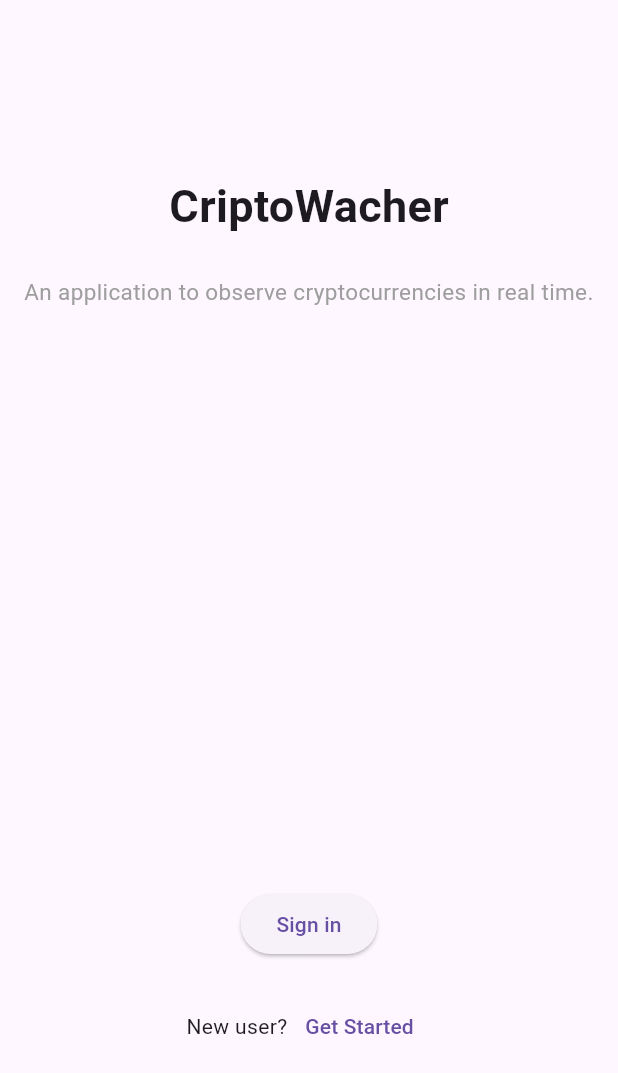
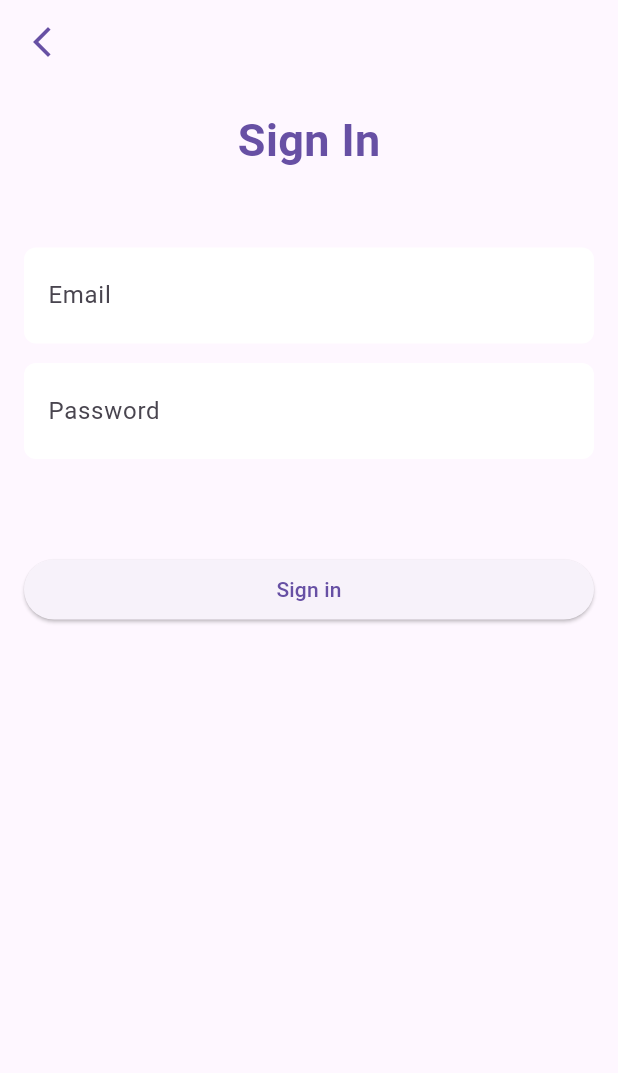
Before and after one commit to boanergepro/crypto-watcher-app, a Flutter app: the screen it shows after launch, after a tap on "Sign in", on a phone screen of 412 x 824 dp. Shown: the top 1073 px of the screen. Run offline on Flutter 3.47's test engine with Material 3 defaults, Android fonts, the phone set to English and light mode, and no system bars; our stand-ins replace dartz, dio, equatable, go_router, syncfusion_flutter_charts.

Commit message:
add login and sign up logic

```diff
--- a/lib/src/app.dart
+++ b/lib/src/app.dart
@@ -1,5 +1,5 @@
 import 'package:cripto_wacher/src/core/routes/routes.dart';
-import 'package:cripto_wacher/src/presentation/controllers/auth/sign_up_controller.dart';
+import 'package:cripto_wacher/src/presentation/controllers/auth/auth_controller.dart';
 import 'package:cripto_wacher/src/presentation/controllers/binance/binance_controller.dart';
 import 'package:flutter/material.dart';
 import 'package:provider/provider.dart';
@@ -11,7 +11,7 @@ class App extends StatelessWidget {
   Widget build(BuildContext context) {
     return MultiProvider(
       providers: [
-        ChangeNotifierProvider(create: (context) => SignUpController()),
+        ChangeNotifierProvider(create: (context) => AuthController()),
         ChangeNotifierProvider(create: (context) => BinanceController()),
       ],
       child: MaterialApp.router(
--- a/lib/src/core/routes/routes.dart
+++ b/lib/src/core/routes/routes.dart
@@ -1,8 +1,8 @@
 import 'package:cripto_wacher/src/presentation/screens/detail_chart_screen.dart';
 import 'package:cripto_wacher/src/presentation/screens/home_screen.dart';
+import 'package:cripto_wacher/src/presentation/screens/sign_in_screen.dart';
 import 'package:cripto_wacher/src/presentation/screens/sign_up_screen.dart';
 import 'package:cripto_wacher/src/presentation/screens/welcome_screen.dart';
-import 'package:flutter/material.dart';
 import 'package:go_router/go_router.dart';
 
 final router = GoRouter(
@@ -14,7 +14,7 @@ final router = GoRouter(
     ),
     GoRoute(
       path: '/sign-in',
-      builder: (context, _) => const Text('Sign in'),
+      builder: (context, _) => const SignInScreen(),
     ),
     GoRoute(
       path: '/sign-up',
--- /dev/null
+++ b/lib/src/domain/entities/user.dart
@@ -0,0 +1,11 @@
+import 'package:equatable/equatable.dart';
+
+class User extends Equatable {
+  final String email;
+  final String password;
+
+  const User({required this.email, required this.password});
+
+  @override
+  List<Object?> get props => [email, password];
+}
--- a/lib/src/presentation/controllers/auth/sign_up_controller.dart
+++ /dev/null
@@ -1,77 +0,0 @@
-import 'dart:async';
-import 'dart:convert';
-
-import 'package:cripto_wacher/src/core/utils/validate_email.dart';
-import 'package:cripto_wacher/src/data/repositories/binance_repository.dart';
-import 'package:cripto_wacher/src/domain/repositories/binance_repository.dart';
-import 'package:cripto_wacher/src/domain/usecases/currencies.dart';
-import 'package:flutter/material.dart';
-import 'package:go_router/go_router.dart';
-import 'package:web_socket_channel/web_socket_channel.dart';
-
-import '../../../data/datasources/binance_remote_data_source.dart';
-
-
-class SignUpController with ChangeNotifier {
-  final IBinanceRemoteDataSource _remoteDataSource = BinanceRemoteDataSource();
-  late final DomainBinanceRepository _domainBinanceRepository;
-  late final CurrencyUseCase _usecase;
-
-  SignUpController() {
-    _domainBinanceRepository = DataBinanceRepository(_remoteDataSource);
-    _usecase = CurrencyUseCase(_domainBinanceRepository);
-  }
-
-  // controller for text fields
-
-  TextEditingController emailController = TextEditingController();
-
-  TextEditingController passwordController = TextEditingController();
-
-  TextEditingController confirmPasswordController = TextEditingController();
-
-  // error message fields
-  String? errorEmailText;
-  String? errorPasswordText;
-
-  // validation methods
-  void emailValidation(String value) {
-    if (!validateEmail(value)) {
-      errorEmailText = 'Email is not valid';
-      notifyListeners();
-    }
-  }
-
-  void passwordValidation(String value) {
-    if (passwordController.text != confirmPasswordController.text) {
-      errorPasswordText = 'The passwords dont match';
-      notifyListeners();
-    }
-  }
-
-  // handle sign up method
-  void handleSignUp(BuildContext context) async {
-    print('Sign Up');
-    context.go('/home');
-    // final wsUrl = Uri.parse('wss://stream.binance.com:9443/ws');
-    // final channel = WebSocketChannel.connect(wsUrl);
-    //
-    // await channel.ready;
-    //
-    // var data = {
-    //   "method": "SUBSCRIBE",
-    //   "params": [
-    //     "!ticker@arr",
-    //   ],
-    // };
-    //
-    // channel.sink.add(json.encode(data));
-    // channel.stream.listen((message) {
-    //
-    //   //channel.sink.close(status.goingAway);
-    //   print(message);
-    // });
-  }
-
-
-}
--- a/lib/src/presentation/screens/sign_in_screen.dart
+++ b/lib/src/presentation/screens/sign_in_screen.dart
@@ -0,0 +1,93 @@
+import 'package:cripto_wacher/src/presentation/controllers/auth/auth_controller.dart';
+import 'package:cripto_wacher/src/presentation/widgets/buttons/custom_contained_button.dart';
+import 'package:cripto_wacher/src/presentation/widgets/fields/custom_text_field.dart';
+import 'package:flutter/material.dart';
+import 'package:go_router/go_router.dart';
+import 'package:provider/provider.dart';
+
+class SignInScreen extends StatelessWidget {
+  const SignInScreen({super.key});
+
+  @override
+  Widget build(BuildContext context) {
+
+    return Scaffold(
+      appBar: AppBar(
+        elevation: 0,
+        backgroundColor: Colors.transparent,
+        leading: IconButton(
+          onPressed: () {
+            context.pop();
+            //Navigator.of(context).pop();
+          },
+          icon: Icon(
+            Icons.arrow_back_ios_new,
+            color: Theme.of(context).primaryColor,
+          ),
+        ),
+      ),
+      body: SingleChildScrollView(
+        child: Container(
+          margin: const EdgeInsets.all(16),
+          child: Consumer<AuthController>(
+            builder: (context, state, _) {
+              return Column(
+                mainAxisAlignment: MainAxisAlignment.center,
+                children: [
+                  // title screen
+                   Text(
+                    'Sign In',
+                    style: TextStyle(
+                      fontWeight: FontWeight.bold,
+                      fontSize: 30,
+                      color: Theme.of(context).primaryColor
+                    ),
+                  ),
+                  const SizedBox(
+                    height: 50,
+                  ),
+                  // fields
+
+                  // email
+                  CustomField(
+                    controller: state.emailSignInController,
+                    errorMessage: state.errorEmailText,
+                    keyboardType: TextInputType.emailAddress,
+                    labelText: 'Email',
+                  ),
+                  const SizedBox(
+                    height: 13,
+                  ),
+                  // password
+                  CustomField(
+                    controller: state.passwordSignInController,
+                    errorMessage: state.errorPasswordText,
+                    keyboardType: TextInputType.visiblePassword,
+                    labelText: 'Password',
+                  ),
+                  const SizedBox(
+                    height: 13,
+                  ),
+                  state.errorSignIn != null ? Center(
+                    child: Text(state.errorSignIn!, style: const TextStyle(
+                      color: Colors.redAccent,
+                    ),),
+                  ) : const SizedBox(),
+
+                  const SizedBox(
+                    height: 50,
+                  ),
+                  CustomContainedButton(
+                    fullWidth: true,
+                    onPressed: () => state.handleSignIn(context),
+                    text: 'Sign in',
+                  ),
+                ],
+              );
+            },
+          ),
+        ),
+      ),
+    );
+  }
+}
--- a/lib/src/presentation/screens/welcome_screen.dart
+++ b/lib/src/presentation/screens/welcome_screen.dart
@@ -11,27 +11,27 @@ class WelcomeScreen extends StatelessWidget {
     return Scaffold(
       body: Container(
         margin: const EdgeInsets.all(16),
-        child: Column(
-          mainAxisAlignment: MainAxisAlignment.spaceBetween,
+        child: Stack(
           children: [
-            const Column(
+            Column(
+            mainAxisAlignment: MainAxisAlignment.center,
             children: [
-                SizedBox(
-                  height: 100,
-                ),
+              Column(
+                children: [
                   // Name app
                   Text(
                     'CriptoWacher',
                     style: TextStyle(
                       fontWeight: FontWeight.bold,
                       fontSize: 30,
+                      color: Theme.of(context).primaryColor
                     ),
                   ),
-                SizedBox(
+                  const SizedBox(
                     height: 25,
                   ),
                   // description
-                Text(
+                  const Text(
                     'An application to observe cryptocurrencies in real time.',
                     textAlign: TextAlign.center,
                     style: TextStyle(
@@ -41,11 +41,19 @@ class WelcomeScreen extends StatelessWidget {
                   ),
                 ],
               ),
-            Column(
+
+            ],
+          ),
+            Positioned(
+              bottom: 0,
+              child: SizedBox(
+                width: MediaQuery.of(context).size.width,
+                child: Center(
+                  child: Column(
                     children: [
                       // sign in button
                       CustomContainedButton(
-                  onPressed: () {},
+                        onPressed: () => context.push('/sign-in'),
                         text: 'Sign in',
                       ),
                       const SizedBox(
@@ -65,6 +73,9 @@ class WelcomeScreen extends StatelessWidget {
                         height: 100,
                       ),
                     ],
+                  ),
+                ),
+              ),
             )
           ],
         ),
--- a/lib/src/presentation/widgets/items/item_interval.dart
+++ b/lib/src/presentation/widgets/items/item_interval.dart
@@ -22,7 +22,7 @@ class ItemInterval extends StatelessWidget {
         decoration: BoxDecoration(
           border: Border.all(color: Colors.grey.withOpacity(0.2)),
           borderRadius: BorderRadius.circular(8),
-          color: isActive ? Colors.grey : Colors.transparent,
+          color: isActive ? Theme.of(context).primaryColor : Colors.transparent,
         ),
         child: Center(
           child: Text(label, style: TextStyle(color: isActive ? Colors.white : Colors.black),),
--- a/lib/src/presentation/widgets/items/item_list_currency.dart
+++ b/lib/src/presentation/widgets/items/item_list_currency.dart
@@ -25,12 +25,12 @@ class ItemListCurrency extends StatelessWidget {
               child: Row(
                 children: [
                   CircleAvatar(
-                    backgroundColor: Colors.grey.withOpacity(0.2),
+                    backgroundColor: Theme.of(context).primaryColor,
                     child: Center(
                       child: Text(
                         cryptoModel.symbol[0],
                         style: const TextStyle(
-                          color: Colors.black,
+                          color: Colors.white,
                           fontWeight: FontWeight.bold,
                           fontSize: 18,
                         ),
```
Also changed, not shown: lib/src/presentation/controllers/auth/auth_controller.dart (added, +133 -0 lines), lib/src/presentation/screens/detail_chart_screen.dart (+24 -10 lines), lib/src/presentation/screens/home_screen.dart (+6 -2 lines), lib/src/presentation/screens/sign_up_screen.dart (+9 -5 lines). Lines whose indentation alone changed are shown as unchanged.
